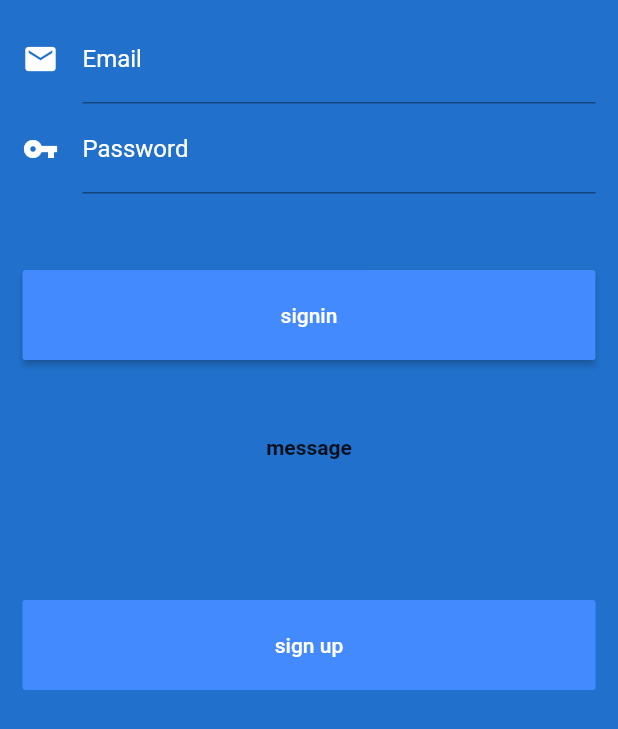
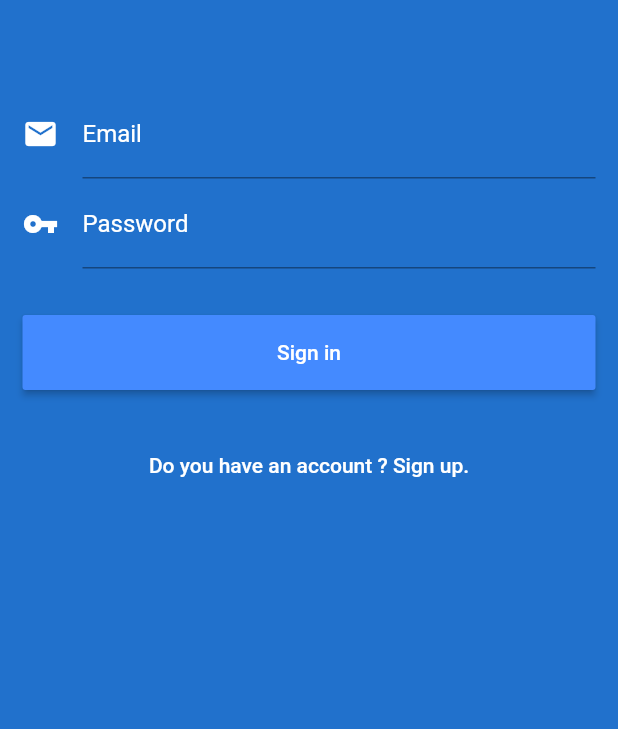
Before and after one commit to ibrahimBougaoua/factory_moblie_app, a Flutter app: the screen it shows after launch, on a phone screen of 412 x 824 dp. Shown: the top 729 px of the screen. Run offline on Flutter 3.47's test engine with Material 2 defaults, Android fonts, the light colour scheme and no system bars; our stand-ins replace shared_preferences; network calls fail.

Commit message:
Refactoring : Signin

```diff
--- a/lib/view/signin.dart
+++ b/lib/view/signin.dart
@@ -57,7 +57,7 @@ class SigninState extends State<Signin> {
         body: Container(
           decoration: new BoxDecoration(color: new Color(4280381900)),
           child: ListView(
-            padding: const EdgeInsets.only(top: 10,left: 15,right: 15,bottom: 0),
+            padding: const EdgeInsets.only(top: 60,left: 15,right: 15,bottom: 30),
             children: <Widget>[
               Container(
                 child: image
@@ -88,36 +88,34 @@ class SigninState extends State<Signin> {
                   ),
                 ),
               ),
-              new Padding(padding: new EdgeInsets.only(top: 50)),
+              new Padding(padding: new EdgeInsets.only(top: 30)),
               Container(
-                height: 60,
+                height: 50,
                 child: new RaisedButton(
                   onPressed: _pressed,
                   color: Colors.blueAccent,
-                  child: new Text('signin',style: new TextStyle(color: Colors.white,backgroundColor: Colors.blueAccent),),
+                  child: new Text('Sign in',style: new TextStyle(color: Colors.white)),
                 ),
               ),
-              new Padding(padding: new EdgeInsets.only(top: 50)),
+              new Padding(padding: new EdgeInsets.only(top: 30)),
               Container(
-                height: 60,
-                child: new Text(
-                  'message',
-                  textAlign: TextAlign.center,
-                  overflow: TextOverflow.ellipsis,
-                  style: TextStyle(fontWeight: FontWeight.bold),
-                  ),
-                ),
-              new Padding(padding: new EdgeInsets.only(top: 50)),
-              Container(
-                height: 60,
+                height: 40,
                 child: new FlatButton(
                   onPressed: () => Navigator.of(context).push(
                     new MaterialPageRoute(
                         builder: (BuildContext context) => new Signup()
                     )
                   ),
-                  color: Colors.blueAccent,
-                  child: new Text('sign up',style: new TextStyle(color: Colors.white),),
+                  child: new Text('Do you have an account ? Sign up.',style: new TextStyle(color: Colors.white),),
+                ),
+              ),
+              Container(
+                height: 40,
+                child: new Text(
+                  '',
+                  textAlign: TextAlign.center,
+                  overflow: TextOverflow.ellipsis,
+                  style: TextStyle(fontWeight: FontWeight.bold),
                 ),
               ),
             ],
```
